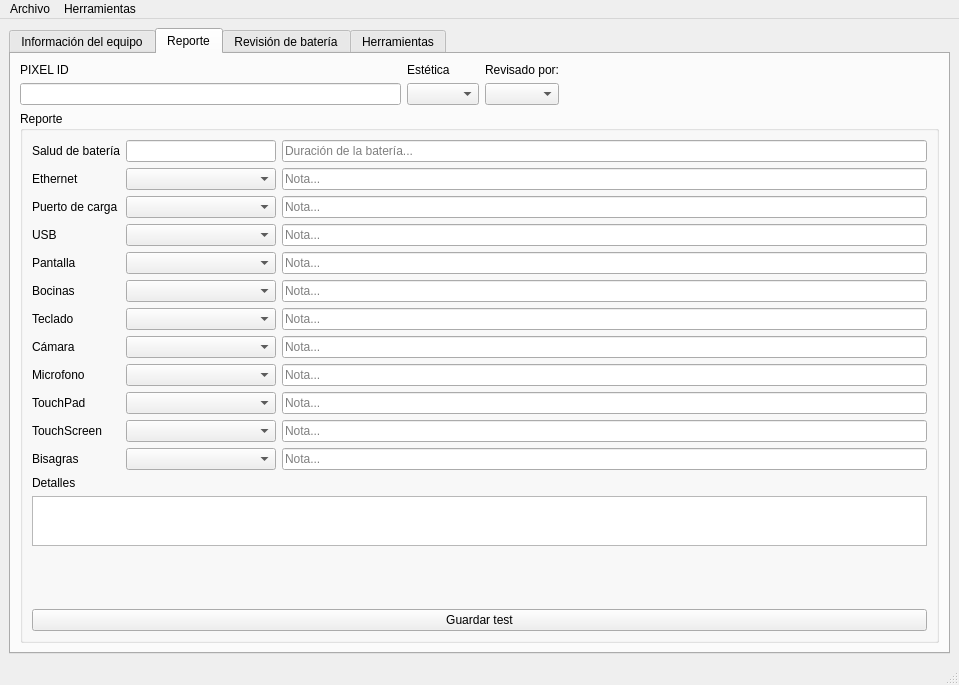
gabod22/PatiaTest, file ui/mainwindow.ui: the form before one commit.
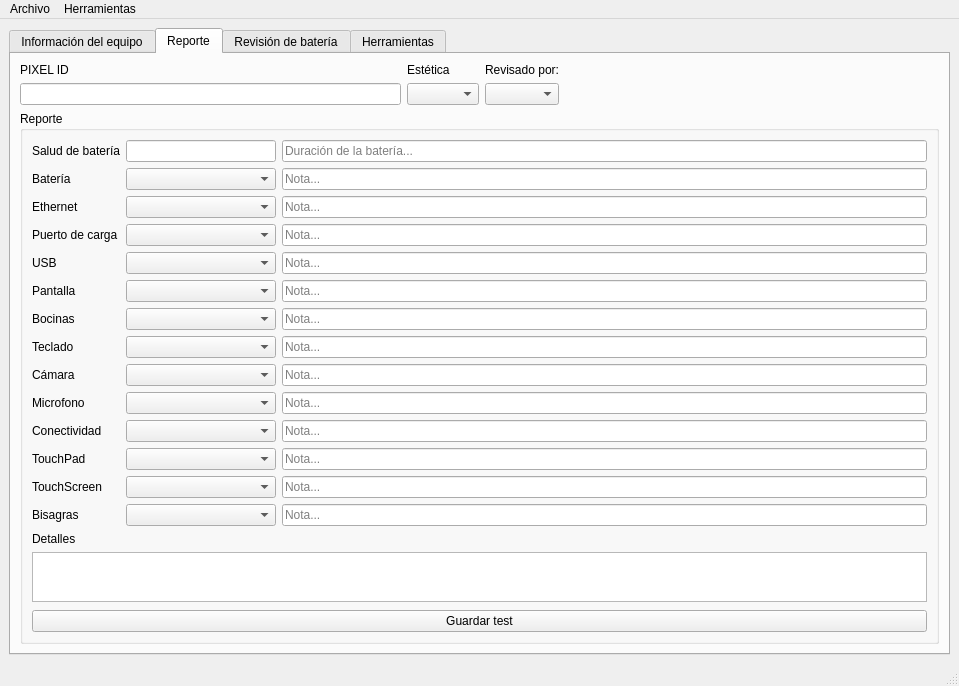
The form after the commit. The open tabs and pages were chosen to show the change. Icons and pictures are not drawn.

Diff of the .ui file:
```diff
--- a/ui/mainwindow.ui
+++ b/ui/mainwindow.ui
@@ -15,14 +15,14 @@
   </property>
   <property name="windowIcon">
    <iconset>
-    <normaloff>../assets/logo_min.ico</normaloff>../assets/logo_min.ico</iconset>
+    <normaloff>C:/Users/brian/.designer/assets/logo_min.ico</normaloff>C:/Users/brian/.designer/assets/logo_min.ico</iconset>
   </property>
   <widget class="QWidget" name="centralwidget">
    <layout class="QVBoxLayout" name="verticalLayout_4">
     <item>
      <widget class="QTabWidget" name="tabWidget">
       <property name="currentIndex">
-       <number>0</number>
+       <number>1</number>
       </property>
       <widget class="QWidget" name="tab_3">
        <attribute name="title">
@@ -536,46 +536,21 @@
                  </property>
                 </widget>
                </item>
-               <item row="1" column="0">
+               <item row="2" column="0">
                 <widget class="QLabel" name="label_13">
                  <property name="text">
                   <string>Ethernet</string>
                  </property>
                 </widget>
                </item>
-               <item row="1" column="1">
-                <widget class="QComboBox" name="CboxEthernet">
-                 <property name="minimumSize">
-                  <size>
-                   <width>150</width>
-                   <height>0</height>
-                  </size>
-                 </property>
-                 <property name="maximumSize">
-                  <size>
-                   <width>300</width>
-                   <height>16777215</height>
-                  </size>
-                 </property>
-                 <property name="currentText">
-                  <string/>
-                 </property>
-                 <property name="currentIndex">
-                  <number>-1</number>
-                 </property>
-                 <property name="placeholderText">
-                  <string>Selecciona</string>
-                 </property>
-                </widget>
-               </item>
-               <item row="2" column="0">
+               <item row="3" column="0">
                 <widget class="QLabel" name="label_14">
                  <property name="text">
                   <string>Puerto de carga</string>
                  </property>
                 </widget>
                </item>
-               <item row="2" column="1">
+               <item row="3" column="1">
                 <widget class="QComboBox" name="CboxPlug">
                  <property name="minimumSize">
                   <size>
@@ -600,14 +575,14 @@
                  </property>
                 </widget>
                </item>
-               <item row="3" column="0">
+               <item row="4" column="0">
                 <widget class="QLabel" name="label_15">
                  <property name="text">
                   <string>USB</string>
                  </property>
                 </widget>
                </item>
-               <item row="3" column="1">
+               <item row="4" column="1">
                 <widget class="QComboBox" name="CboxUSB">
                  <property name="minimumSize">
                   <size>
@@ -632,14 +607,14 @@
                  </property>
                 </widget>
                </item>
-               <item row="4" column="0">
+               <item row="5" column="0">
                 <widget class="QLabel" name="label_16">
                  <property name="text">
                   <string>Pantalla</string>
                  </property>
                 </widget>
                </item>
-               <item row="4" column="1">
+               <item row="5" column="1">
                 <widget class="QComboBox" name="CboxScreen">
                  <property name="minimumSize">
                   <size>
@@ -664,14 +639,14 @@
                  </property>
                 </widget>
                </item>
-               <item row="5" column="0">
+               <item row="6" column="0">
                 <widget class="QLabel" name="label_17">
                  <property name="text">
                   <string>Bocinas</string>
                  </property>
                 </widget>
                </item>
-               <item row="5" column="1">
+               <item row="6" column="1">
                 <widget class="QComboBox" name="CboxSpikers">
                  <property name="minimumSize">
                   <size>
@@ -696,14 +671,14 @@
                  </property>
                 </widget>
                </item>
-               <item row="6" column="0">
+               <item row="7" column="0">
                 <widget class="QLabel" name="label_18">
                  <property name="text">
                   <string>Teclado</string>
                  </property>
                 </widget>
                </item>
-               <item row="6" column="1">
+               <item row="7" column="1">
                 <widget class="QComboBox" name="CboxKeyboard">
                  <property name="minimumSize">
                   <size>
@@ -728,14 +703,14 @@
                  </property>
                 </widget>
                </item>
-               <item row="7" column="0">
+               <item row="8" column="0">
                 <widget class="QLabel" name="label_19">
                  <property name="text">
                   <string>Cámara</string>
                  </property>
                 </widget>
                </item>
-               <item row="7" column="1">
+               <item row="8" column="1">
                 <widget class="QComboBox" name="CboxCamera">
                  <property name="minimumSize">
                   <size>
@@ -760,14 +735,14 @@
                  </property>
                 </widget>
                </item>
-               <item row="8" column="0">
+               <item row="9" column="0">
                 <widget class="QLabel" name="label_20">
                  <property name="text">
                   <string>Microfono</string>
                  </property>
                 </widget>
                </item>
-               <item row="8" column="1">
+               <item row="9" column="1">
                 <widget class="QComboBox" name="CboxMicro">
                  <property name="minimumSize">
                   <size>
@@ -792,14 +767,14 @@
                  </property>
                 </widget>
                </item>
-               <item row="9" column="0">
+               <item row="11" column="0">
                 <widget class="QLabel" name="label_21">
                  <property name="text">
                   <string>TouchPad</string>
                  </property>
                 </widget>
                </item>
-               <item row="9" column="1">
+               <item row="11" column="1">
                 <widget class="QComboBox" name="CboxTouchpad">
                  <property name="minimumSize">
                   <size>
@@ -824,14 +799,14 @@
                  </property>
                 </widget>
                </item>
-               <item row="10" column="0">
+               <item row="12" column="0">
                 <widget class="QLabel" name="label_25">
                  <property name="text">
                   <string>TouchScreen</string>
                  </property>
                 </widget>
                </item>
-               <item row="10" column="1">
+               <item row="12" column="1">
                 <widget class="QComboBox" name="CboxTouchscreen">
                  <property name="minimumSize">
                   <size>
@@ -856,14 +831,14 @@
                  </property>
                 </widget>
                </item>
-               <item row="11" column="0">
+               <item row="13" column="0">
                 <widget class="QLabel" name="label_26">
                  <property name="text">
                   <string>Bisagras</string>
                  </property>
                 </widget>
                </item>
-               <item row="11" column="1">
+               <item row="13" column="1">
                 <widget class="QComboBox" name="CboxHinges">
                  <property name="minimumSize">
                   <size>
@@ -888,12 +863,101 @@
                  </property>
                 </widget>
                </item>
+               <item row="2" column="1">
+                <widget class="QComboBox" name="CboxEthernet">
+                 <property name="minimumSize">
+                  <size>
+                   <width>150</width>
+                   <height>0</height>
+                  </size>
+                 </property>
+                 <property name="maximumSize">
+                  <size>
+                   <width>300</width>
+                   <height>16777215</height>
+                  </size>
+                 </property>
+                 <property name="currentText">
+                  <string/>
+                 </property>
+                 <property name="currentIndex">
+                  <number>-1</number>
+                 </property>
+                 <property name="placeholderText">
+                  <string>Selecciona</string>
+                 </property>
+                </widget>
+               </item>
+               <item row="1" column="1">
+                <widget class="QComboBox" name="CboxBattery">
+                 <property name="minimumSize">
+                  <size>
+                   <width>150</width>
+                   <height>0</height>
+                  </size>
+                 </property>
+                 <property name="maximumSize">
+                  <size>
+                   <width>300</width>
+                   <height>16777215</height>
+                  </size>
+                 </property>
+                 <property name="currentText">
+                  <string/>
+                 </property>
+                 <property name="currentIndex">
+                  <number>-1</number>
+                 </property>
+                 <property name="placeholderText">
+                  <string>Selecciona</string>
+                 </property>
+                </widget>
+               </item>
+               <item row="1" column="0">
+                <widget class="QLabel" name="label_30">
+                 <property name="text">
+                  <string>Batería</string>
+                 </property>
+                </widget>
+               </item>
+               <item row="10" column="1">
+                <widget class="QComboBox" name="CboxConnectivity">
+                 <property name="minimumSize">
+                  <size>
+                   <width>150</width>
+                   <height>0</height>
+                  </size>
+                 </property>
+                 <property name="maximumSize">
+                  <size>
+                   <width>300</width>
+                   <height>16777215</height>
+                  </size>
+                 </property>
+                 <property name="currentText">
+                  <string/>
+                 </property>
+                 <property name="currentIndex">
+                  <number>-1</number>
+                 </property>
+                 <property name="placeholderText">
+                  <string>Selecciona</string>
+                 </property>
+                </widget>
+               </item>
+               <item row="10" column="0">
+                <widget class="QLabel" name="label_32">
+                 <property name="text">
+                  <string>Conectividad</string>
+                 </property>
+                </widget>
+               </item>
               </layout>
              </item>
              <item>
               <layout class="QVBoxLayout" name="verticalLayout_14">
                <item>
-                <widget class="QLineEdit" name="TextBatteryNote">
+                <widget class="QLineEdit" name="TextBatteryDuration">
                  <property name="minimumSize">
                   <size>
                    <width>0</width>
@@ -908,6 +972,19 @@
                  </property>
                 </widget>
                </item>
+               <item>
+                <widget class="QLineEdit" name="TextBatteryNote">
+                 <property name="minimumSize">
+                  <size>
+                   <width>0</width>
+                   <height>0</height>
+                  </size>
+                 </property>
+                 <property name="placeholderText">
+                  <string>Nota...</string>
+                 </property>
+                </widget>
+               </item>
                <item>
                 <widget class="QLineEdit" name="TextEthernetNote">
                  <property name="minimumSize">
@@ -1012,6 +1089,19 @@
                  </property>
                 </widget>
                </item>
+               <item>
+                <widget class="QLineEdit" name="TextConnectivityNote">
+                 <property name="minimumSize">
+                  <size>
+                   <width>0</width>
+                   <height>0</height>
+                  </size>
+                 </property>
+                 <property name="placeholderText">
+                  <string>Nota...</string>
+                 </property>
+                </widget>
+               </item>
                <item>
                 <widget class="QLineEdit" name="TextTouchpadNote">
                  <property name="minimumSize">
@@ -1095,7 +1185,7 @@
              </property>
              <property name="icon">
               <iconset theme="document-save">
-               <normaloff>../../PatiaTest_v1/PatiaTestUI_bak</normaloff>../../PatiaTest_v1/PatiaTestUI_bak</iconset>
+               <normaloff>C:/Users/brian/PatiaTest_v1/PatiaTestUI_bak</normaloff>C:/Users/brian/PatiaTest_v1/PatiaTestUI_bak</iconset>
              </property>
             </widget>
            </item>
@@ -1265,6 +1355,9 @@
             <property name="autoScrollMargin">
              <number>16</number>
             </property>
+            <property name="columnCount">
+             <number>5</number>
+            </property>
             <row>
              <property name="text">
               <string>Battery name</string>
@@ -1307,9 +1400,13 @@
             </row>
             <column>
              <property name="text">
-              <string>Valores</string>
+              <string>1</string>
              </property>
             </column>
+            <column/>
+            <column/>
+            <column/>
+            <column/>
            </widget>
           </item>
          </layout>
```
